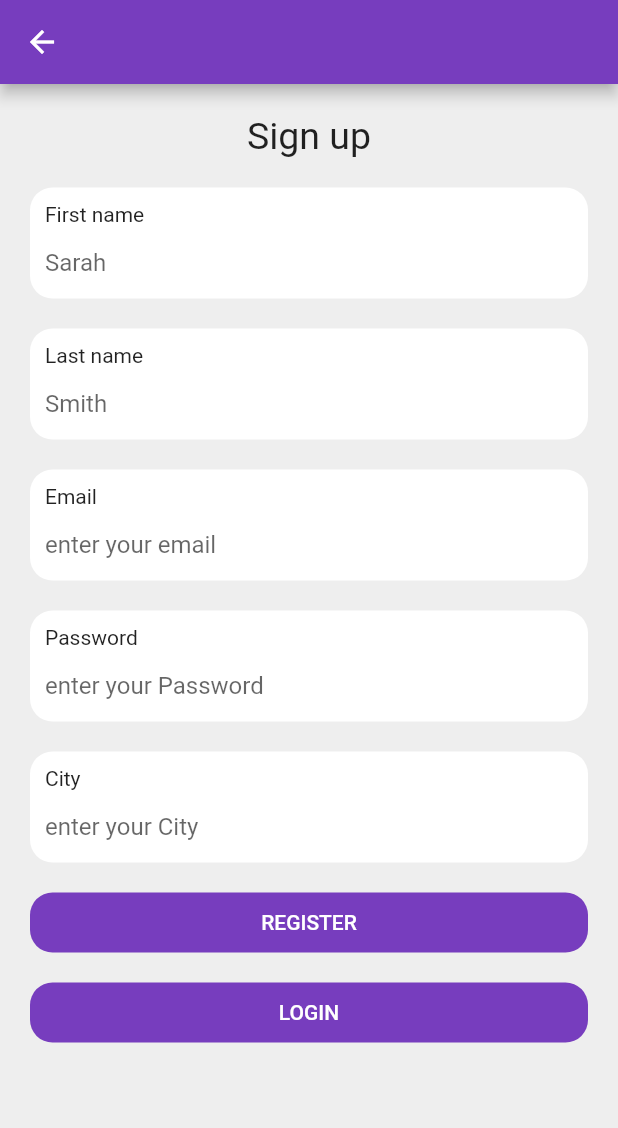
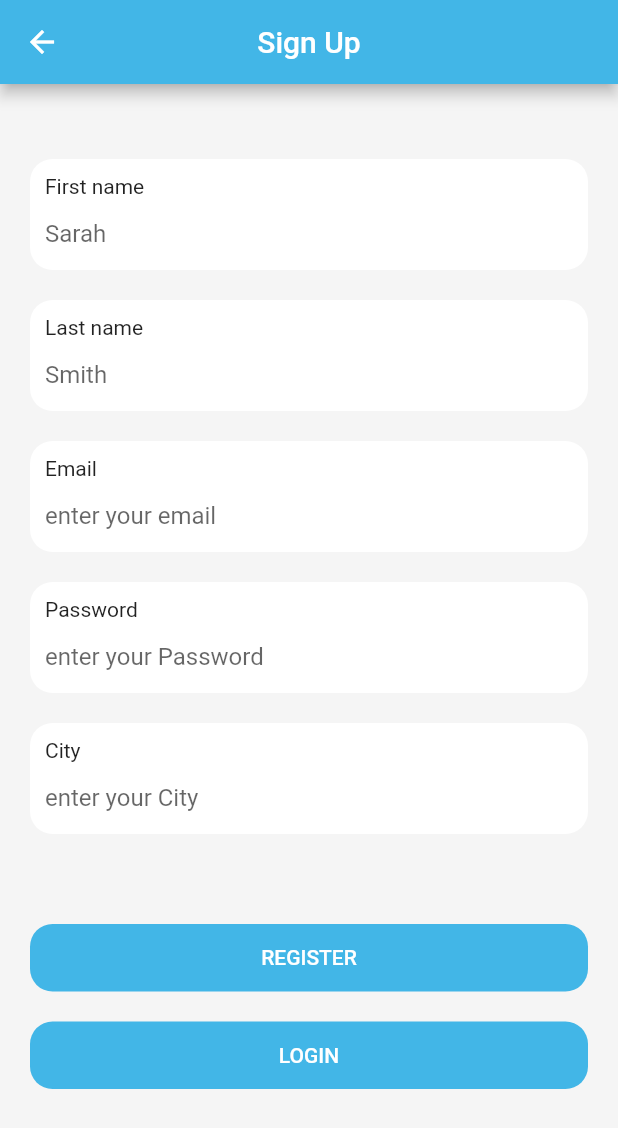
Before and after one commit to subzero56011/Ecommerceapp, a Flutter app: the screen it shows after launch, after a tap on "REGISTER", on a phone screen of 412 x 824 dp. Shown: the top 1128 px of the screen. Run offline on Flutter 3.47's test engine with Material 2 defaults, Android fonts, the phone set to English and light mode, and no system bars; our stand-ins replace bloc, conditional_builder, dio, expansion_tile_card, firebase_auth, firebase_core and 7 more; accounts and stored records are empty; network calls fail.

Commit message:
Enhancing UI for login,register and welcome screens

```diff
--- a/lib/main.dart
+++ b/lib/main.dart
@@ -58,7 +58,7 @@ class MyApp extends StatelessWidget {
         theme: ThemeData(
           primarySwatch: Colors.blue,
           appBarTheme: AppBarTheme(color: kDefaultColor),
-          scaffoldBackgroundColor: Colors.grey[200],
+          scaffoldBackgroundColor: Colors.grey[100],
         ),
         home: widget,
       ),
--- a/lib/models/profile.dart
+++ b/lib/models/profile.dart
@@ -1,6 +1,7 @@
 class Profile {
   String name;
   String email;
+  String city;
 
-  Profile({this.name, this.email});
+  Profile({this.name, this.email, this.city});
 }
--- a/lib/modules/profile/cubit/cubit.dart
+++ b/lib/modules/profile/cubit/cubit.dart
@@ -22,8 +22,10 @@ class ProfileCubit extends Cubit<ProfileStates> {
       emit(ProfileStateSuccess());
 
       p = Profile(
-          name: value.data['result']['full_name'],
-          email: value.data['result']['email']);
+        name: value.data['result']['full_name'],
+        email: value.data['result']['email'],
+        city: value.data['result']['city'],
+      );
     }).catchError((error) {
       emit(ProfileStateError(error));
       print(error);
--- a/lib/modules/register/register_screen.dart
+++ b/lib/modules/register/register_screen.dart
@@ -41,22 +41,25 @@ class RegisterScreen extends StatelessWidget {
         Navigator.pop(context);
         buildProgress(
           context: context,
-          text: 'this email is already used',
+          text: 'internet connection error',
           error: true,
         );
       }
     }, builder: (context, state) {
       return Scaffold(
-        appBar: AppBar(),
+        appBar: AppBar(
+          centerTitle: true,
+          title: Text('Sign Up'),
+        ),
         body: SingleChildScrollView(
           child: Padding(
             padding: EdgeInsets.all(20.0),
             child: Column(
               mainAxisAlignment: MainAxisAlignment.center,
               children: [
-                headText('Sign up'),
+                // headText('Sign up'),
                 SizedBox(
-                  height: 20.0,
+                  height: 30.0,
                 ),
                 DefaultTextForm(
                   title: 'First name',
@@ -101,7 +104,7 @@ class RegisterScreen extends StatelessWidget {
                   controller: cityController,
                 ),
                 SizedBox(
-                  height: 20,
+                  height: 60,
                 ),
                 Button(
                   text: 'Register',
--- a/lib/modules/welcome/welcome_screen.dart
+++ b/lib/modules/welcome/welcome_screen.dart
@@ -20,33 +20,30 @@ class WelcomeScreen extends StatelessWidget {
   @override
   Widget build(BuildContext context) {
     return Scaffold(
-      appBar: AppBar(),
       body: Padding(
         padding: EdgeInsets.all(20),
         child: Column(
           mainAxisAlignment: MainAxisAlignment.center,
           children: <Widget>[
-            headText('Welcome To courses'),
-            SizedBox(
-              height: 30,
-            ),
+            // headText('Learn It!'),
+
             Logo(),
             SizedBox(
-              height: 50,
+              height: 125,
             ),
             Button(
               text: 'login',
               borderRadius: 8,
               onPressed: () {
-                // navigateTo(
-                //   context,
-                //   LoginScreen(),
-                // );
-                HomeCubit.get(context).sendNotification();
+                navigateTo(
+                  context,
+                  LoginScreen(),
+                );
+                // HomeCubit.get(context).sendNotification();
               },
             ),
             SizedBox(
-              height: 20,
+              height: 25,
             ),
             Button(
               text: 'register',
@@ -70,17 +67,17 @@ class WelcomeScreen extends StatelessWidget {
               },
             ),
             SizedBox(
-              height: 20,
+              height: 75,
             ),
             captionText('Or login With'),
             SizedBox(
-              height: 10,
+              height: 20,
             ),
             Row(
               mainAxisAlignment: MainAxisAlignment.center,
               children: <Widget>[
                 CircleAvatar(
-                  radius: 20,
+                  radius: 25,
                   backgroundColor: kDefaultColor,
                   child: Image(
                     image: AssetImage(
@@ -92,14 +89,14 @@ class WelcomeScreen extends StatelessWidget {
                   ),
                 ),
                 SizedBox(
-                  width: 15,
+                  width: 20,
                 ),
                 GestureDetector(
                   onTap: () {
                     handleSignIn();
                   },
                   child: CircleAvatar(
-                    radius: 20,
+                    radius: 25,
                     backgroundColor: kDefaultColor,
                     child: Image(
                       image: AssetImage(
@@ -112,14 +109,14 @@ class WelcomeScreen extends StatelessWidget {
                   ),
                 ),
                 SizedBox(
-                  width: 15,
+                  width: 20,
                 ),
                 GestureDetector(
                   onTap: () {
                     navigateTo(context, PhoneScreen());
                   },
                   child: CircleAvatar(
-                    radius: 20,
+                    radius: 25,
                     backgroundColor: kDefaultColor,
                     child: Image(
                       image: AssetImage(
--- a/lib/shared/colors/color_common.dart
+++ b/lib/shared/colors/color_common.dart
@@ -1,3 +1,3 @@
 import 'package:flutter/material.dart';
 
-const kDefaultColor = Color(0xFF773dbe);
+const kDefaultColor = Color(0xFF42b6e7);
--- a/lib/shared/components/components.dart
+++ b/lib/shared/components/components.dart
@@ -26,7 +26,7 @@ class Button extends StatelessWidget {
         color: kDefaultColor,
       ),
       width: double.infinity,
-      height: 40,
+      height: 45,
       child: FlatButton(
         onPressed: onPressed,
         child: Text(
@@ -47,7 +47,9 @@ Widget headText(String text) => Text(
 
 Widget captionText(String text) => Text(
       text,
-      style: TextStyle(fontSize: 16),
+      style: TextStyle(
+        fontSize: 16,
+      ),
     );
 
 Widget detailsText(String text) => Text(
@@ -113,10 +115,12 @@ class Logo extends StatelessWidget {
   @override
   Widget build(BuildContext context) {
     return Container(
-      width: 200,
-      height: 200,
+      width: 300,
+      height: 150,
       child: Image(
-        image: AssetImage('assets/images/Untitled-1.png'),
+        image: AssetImage(
+          'assets/images/Learnit-logo-mediumred.png',
+        ),
       ),
     );
   }
```
Also changed, not shown: lib/modules/login/login_screen.dart (+10 -4 lines), lib/modules/profile/profile_screen.dart (+8 -1 lines), assets/images/Learnit-logo-medium final.png (added), assets/images/Learnit-logo-medium reverse.png (added), assets/images/Learnit-logo-mediumred.png (added), 2 other files.
